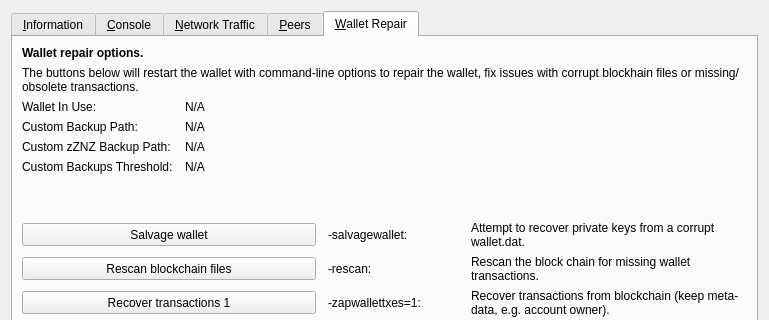
ZENZO-Ecosystem/ZENZO-Core-Archive, file src/qt/forms/rpcconsole.ui: the form before one commit; both pictures show x 0 to 769 and y 0 to 320 of the 769 by 516 pixel window.
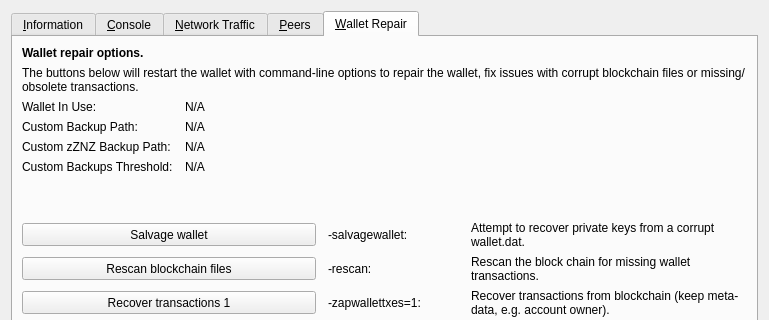
The form after the commit. The open tabs and pages were chosen to show the change. Icons and pictures are not drawn. Custom widgets are drawn as their Qt base class.

What changed in the file:
```diff
--- a/src/qt/forms/rpcconsole.ui
+++ b/src/qt/forms/rpcconsole.ui
@@ -1276,7 +1276,7 @@
           </font>
          </property>
          <property name="text">
-          <string>The buttons below will restart the wallet with command-line options to repair the wallet, fix issues with corrupt blockhain files or missing/obsolete transactions.</string>
+          <string>The buttons below will restart the wallet with command-line options to repair the wallet, fix issues with corrupt blockchain files or missing/obsolete transactions.</string>
          </property>
          <property name="wordWrap">
           <bool>true</bool>
```
